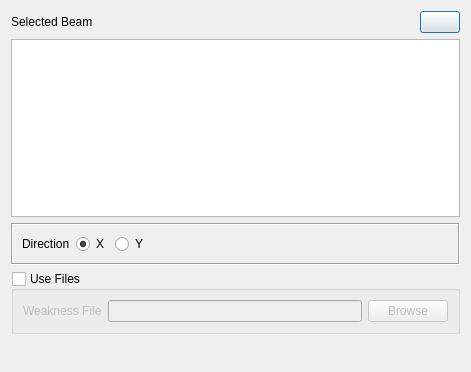
Old version of the form widgets/weakness.ui in the repository ebrahimraeyat/civilTools.
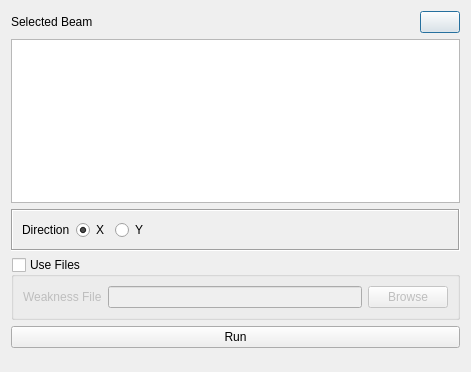
New version of the form. Icons and pictures are not drawn.

```diff
--- a/widgets/weakness.ui
+++ b/widgets/weakness.ui
@@ -133,6 +133,23 @@
      </layout>
     </widget>
    </item>
+   <item>
+    <widget class="QPushButton" name="run">
+     <property name="text">
+      <string>Run</string>
+     </property>
+     <property name="icon">
+      <iconset resource="../civiltools.qrc">
+       <normaloff>:/civiltools/images/run.svg</normaloff>:/civiltools/images/run.svg</iconset>
+     </property>
+     <property name="iconSize">
+      <size>
+       <width>60</width>
+       <height>60</height>
+      </size>
+     </property>
+    </widget>
+   </item>
    <item>
     <spacer name="verticalSpacer">
      <property name="orientation">
```
